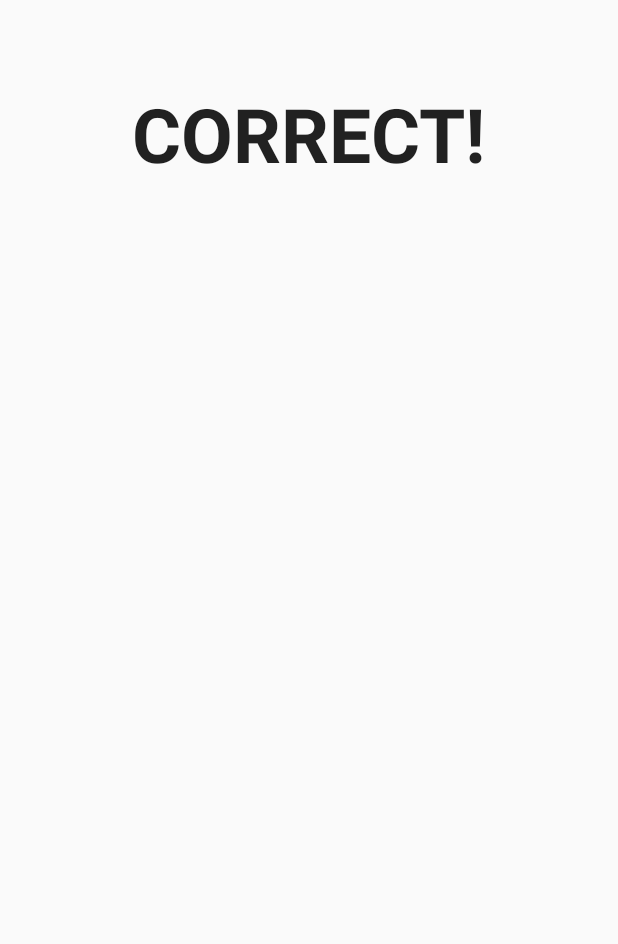
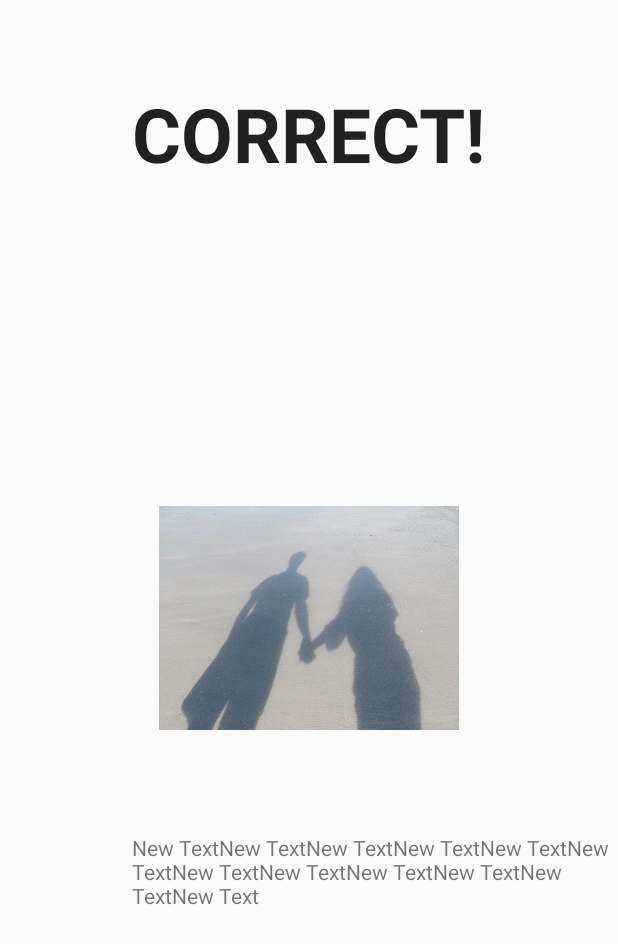
Before and after one commit to gmlunesa/Recyclopedia, an Android app: the layout check_activity.xml on its own in the app's theme, with its tools: preview values and no code run, on a phone screen of 412 x 824 dp. Shown: the top 944 px of the screen. Run offline under Robolectric (Android 15) with nearby library versions, the phone set to English and light mode, and no system bars.

Commit message:
Added a temporary main page

```diff
--- a/app/src/main/java/com/example/recyclopedia/MainActivity.java
+++ b/app/src/main/java/com/example/recyclopedia/MainActivity.java
@@ -10,4 +10,6 @@ public class MainActivity extends AppCompatActivity {
         super.onCreate(savedInstanceState);
         setContentView(R.layout.activity_main);
     }
+
+
 }
--- /dev/null
+++ b/app/src/main/res/layout-land/check_activity.xml
@@ -0,0 +1,41 @@
+<?xml version="1.0" encoding="utf-8"?>
+<RelativeLayout xmlns:android="http://schemas.android.com/apk/res/android"
+    android:layout_width="match_parent" android:layout_height="match_parent">
+
+    <TextView
+        android:layout_width="wrap_content"
+        android:layout_height="wrap_content"
+        android:textAppearance="?android:attr/textAppearanceLarge"
+        android:text="CORRECT!"
+        android:id="@+id/answerState"
+        android:textSize="50dp"
+        android:textStyle="bold"
+        android:layout_marginLeft="48dp"
+        android:layout_marginStart="48dp"
+        android:layout_marginTop="20dp"
+        android:layout_alignParentTop="true"
+        android:layout_alignParentLeft="true"
+        android:layout_alignParentStart="true" />
+
+    <ImageView
+        android:layout_width="200dp"
+        android:layout_height="200dp"
+        android:id="@+id/checkedImage"
+        android:src="@drawable/sample_pic"
+        android:layout_below="@+id/answerState"
+        android:layout_alignRight="@+id/answerState"
+        android:layout_alignEnd="@+id/answerState" />
+
+    <TextView
+        android:layout_width="150dp"
+        android:layout_height="wrap_content"
+        android:text="New TextNew TextNew TextNew TextNew TextNew TextNew TextNew TextNew TextNew TextNew TextNew TextNew TextNew TextNew TextNew TextNew TextNew TextNew TextNew TextNew TextNew TextNew TextNew TextNew TextNew TextNew TextNew TextNew TextNew TextNew TextNew TextNew TextNew TextNew TextNew TextNew TextNew TextNew TextNew TextNew TextNew TextNew TextNew TextNew TextNew TextNew TextNew TextNew TextNew TextNew TextNew TextNew TextNew TextNew TextNew TextNew TextNew TextNew TextNew TextNew TextNew TextNew TextNew TextNew TextNew TextNew TextNew TextNew TextNew TextNew TextNew TextNew TextNew TextNew TextNew TextNew TextNew TextNew TextNew TextNew TextNew TextNew TextNew TextNew TextNew TextNew TextNew TextNew TextNew TextNew TextNew TextNew TextNew TextNew TextNew TextNew TextNew TextNew TextNew TextNew TextNew TextNew Text"
+        android:id="@+id/checkedDetails"
+        android:layout_toRightOf="@+id/answerState"
+        android:layout_toEndOf="@+id/answerState"
+        android:layout_marginLeft="46dp"
+        android:layout_marginStart="46dp"
+        android:layout_alignTop="@+id/answerState"
+        android:layout_alignBottom="@+id/checkedImage" />
+
+</RelativeLayout>
--- a/app/src/main/res/layout/activity_main.xml
+++ b/app/src/main/res/layout/activity_main.xml
@@ -9,8 +9,12 @@
     android:paddingTop="@dimen/activity_vertical_margin"
     tools:context="com.example.recyclopedia.MainActivity">
 
-    <TextView
+    <Button
         android:layout_width="wrap_content"
         android:layout_height="wrap_content"
-        android:text="Hello World!" />
+        android:text="New Button"
+        android:id="@+id/game_button"
+        android:layout_marginTop="116dp"
+        android:layout_alignParentTop="true"
+        android:layout_centerHorizontal="true" />
 </RelativeLayout>
--- a/app/src/main/res/layout/check_activity.xml
+++ b/app/src/main/res/layout/check_activity.xml
@@ -14,4 +14,22 @@
         android:layout_centerHorizontal="true"
         android:textStyle="bold" />
 
+    <ImageView
+        android:layout_width="200dp"
+        android:layout_height="200dp"
+        android:id="@+id/checkedImage"
+        android:src="@drawable/sample_pic"
+        android:layout_centerVertical="true"
+        android:layout_centerHorizontal="true" />
+
+    <TextView
+        android:layout_width="wrap_content"
+        android:layout_height="wrap_content"
+        android:text="New TextNew TextNew TextNew TextNew TextNew TextNew TextNew TextNew TextNew TextNew TextNew Text"
+        android:id="@+id/checkedDetails"
+        android:layout_below="@+id/checkedImage"
+        android:layout_alignLeft="@+id/answerState"
+        android:layout_alignStart="@+id/answerState"
+        android:layout_marginTop="43dp" />
+
 </RelativeLayout>
--- a/app/src/main/res/layout/game_activity.xml
+++ b/app/src/main/res/layout/game_activity.xml
@@ -59,7 +59,7 @@
         android:id="@+id/scoreView"
         android:text="9"
         android:textSize="50dp"
-        android:layout_alignBottom="@+id/textView"
+        android:layout_alignBottom="@+id/itemView"
         android:layout_alignLeft="@+id/imageView"
         android:layout_alignStart="@+id/imageView" />
 
@@ -67,9 +67,9 @@
         android:layout_width="wrap_content"
         android:layout_height="wrap_content"
         android:text="New Text"
-        android:id="@+id/textView"
+        android:id="@+id/itemView"
         android:textSize="22dp"
-        android:layout_alignTop="@+id/imageView"
+        android:layout_above="@+id/imageView"
         android:layout_alignRight="@+id/imageView"
         android:layout_alignEnd="@+id/imageView" />
 
```
